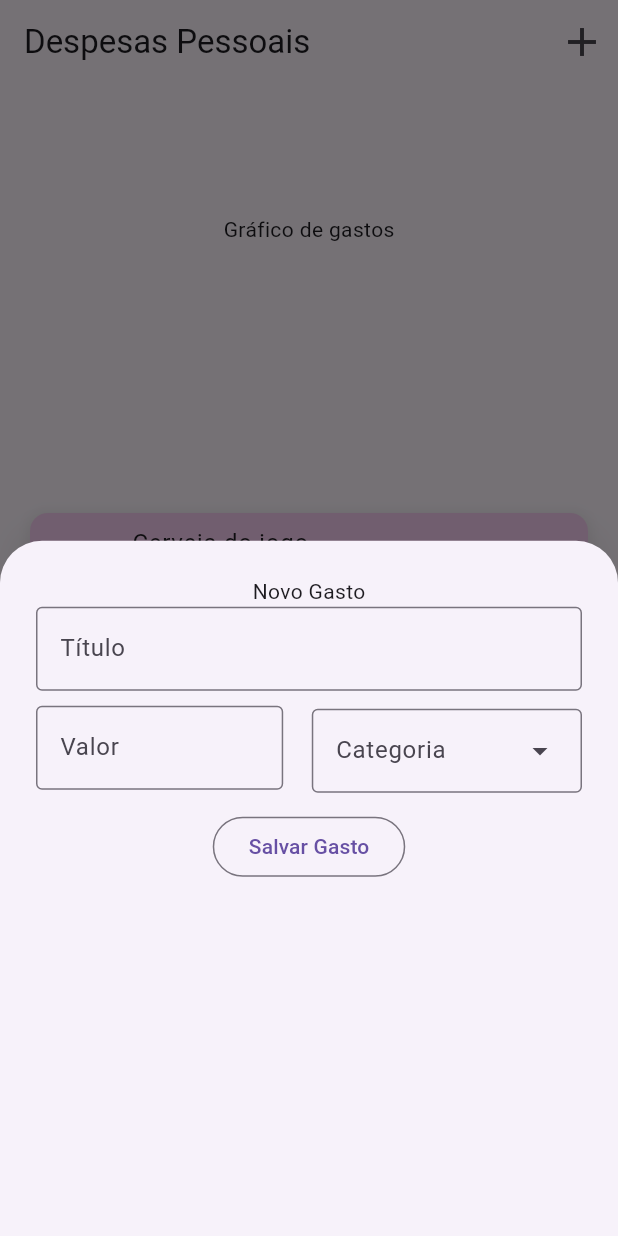
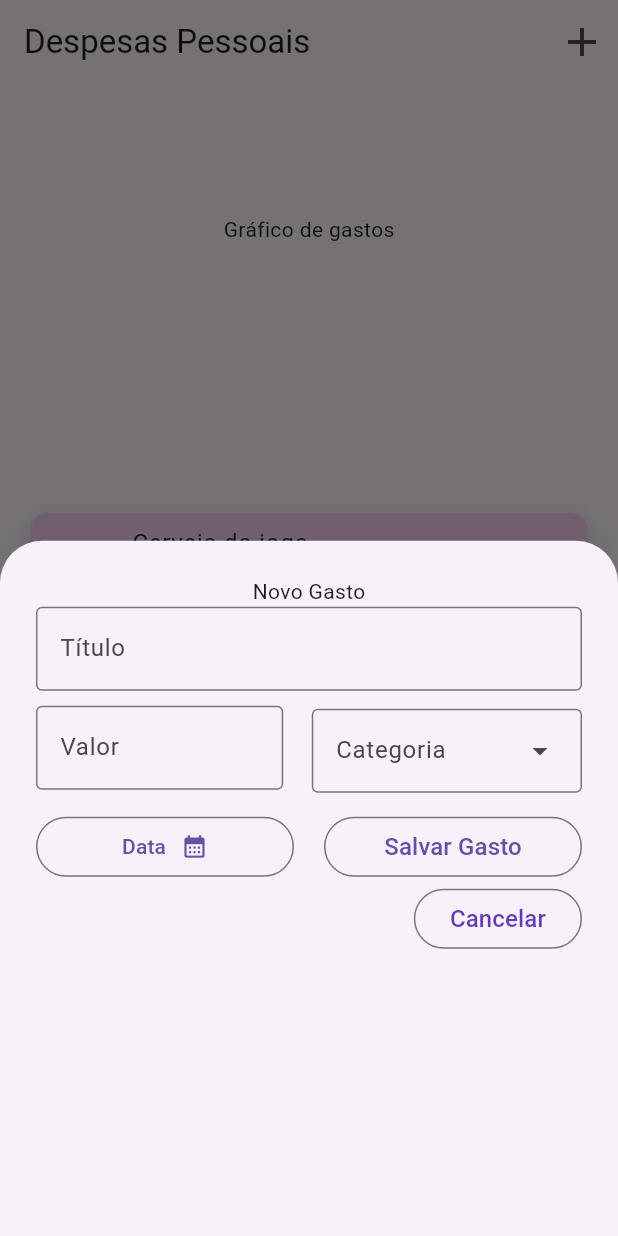
Before and after one commit to Gustaviusss/personal_expenses_app, a Flutter app: the screen it shows after launch, after a tap on the "delete" icon, after a tap on the "add" icon, on a phone screen of 412 x 824 dp. Run offline on Flutter 3.47's test engine with Material 2 defaults, Android fonts, the phone set to English and light mode, and no system bars.

Commit message:
finished modal and added swipe controller for better usability

```diff
--- a/lib/expenses.dart
+++ b/lib/expenses.dart
@@ -2,6 +2,8 @@ import 'package:flutter/material.dart';
 import 'package:personal_expenses_app/models/expense_model.dart';
 import 'package:personal_expenses_app/widgets/expenses_list_widget.dart';
 import 'package:personal_expenses_app/widgets/modal_expense_form_widget.dart';
+
+import 'swipeControllers/swipe_detector.dart';
 
 class Expenses extends StatefulWidget {
   const Expenses({super.key});
@@ -42,9 +44,12 @@ class _ExpensesState extends State<Expenses> {
           )
         ],
       ),
-      body: Center(
-        child:
-            Column(mainAxisAlignment: MainAxisAlignment.spaceAround, children: [
+      body: SwipeDetector(
+        onSwipeUp: _addExpenseModal,
+        child: Center(
+          child: Column(
+              mainAxisAlignment: MainAxisAlignment.spaceAround,
+              children: [
                 const Text('Gráfico de gastos'),
                 SizedBox(
                     height: 400,
@@ -72,6 +77,7 @@ class _ExpensesState extends State<Expenses> {
                           ))
               ]),
         ),
+      ),
     );
   }
 }
--- a/lib/main.dart
+++ b/lib/main.dart
@@ -1,11 +1,21 @@
 import 'package:flutter/material.dart';
 import 'package:personal_expenses_app/expenses.dart';
 import 'package:intl/date_symbol_data_local.dart';
+import 'package:flutter_localizations/flutter_localizations.dart';
 
 void main() {
   initializeDateFormatting('pt_BR', null).then((_) {
     runApp(
       MaterialApp(
+        localizationsDelegates: const <LocalizationsDelegate<Object>>[
+          GlobalMaterialLocalizations.delegate,
+          GlobalWidgetsLocalizations.delegate,
+        ],
+        supportedLocales: const <Locale>[
+          Locale('en', 'US'), // English
+          Locale('pt', 'BR'), // Hebrew
+          // ... other locales the app supports
+        ],
         theme: ThemeData(useMaterial3: true),
         // ThemeData(appBarTheme: const AppBarTheme(color: Colors.deepPurple)),
         home: const Expenses(),
--- a/lib/models/expense_model.dart
+++ b/lib/models/expense_model.dart
@@ -28,6 +28,6 @@ class ExpenseModel {
   final Category category;
 
   String get formattedDate {
-    return DateFormat('EEEE, dd/MM/yyyy', 'pt_BR').format(date).toUpperCase();
+    return DateFormat('EEEE, dd/MM/yyyy', 'pt_BR').format(date);
   }
 }
--- /dev/null
+++ b/lib/swipeControllers/swipe_detector.dart
@@ -0,0 +1,99 @@
+import 'package:flutter/material.dart';
+
+class SwipeDetector extends StatelessWidget {
+  static const double minMainDisplacement = 50;
+  static const double maxCrossRatio = 0.75;
+  static const double minVelocity = 300;
+
+  final Widget child;
+
+  final VoidCallback? onSwipeUp;
+  final VoidCallback? onSwipeDown;
+  final VoidCallback? onSwipeLeft;
+  final VoidCallback? onSwipeRight;
+
+  const SwipeDetector({
+    super.key,
+    required this.child,
+    this.onSwipeUp,
+    this.onSwipeDown,
+    this.onSwipeLeft,
+    this.onSwipeRight,
+  });
+
+  @override
+  Widget build(BuildContext context) {
+    DragStartDetails? panStartDetails;
+    DragUpdateDetails? panUpdateDetails;
+
+    return GestureDetector(
+      onTapDown: (_) => panUpdateDetails =
+          null, // This prevents two fingers quick taps from being detected as a swipe
+      behavior: HitTestBehavior
+          .opaque, // This allows swipe above other clickable widgets
+      child: child,
+      onPanStart: (startDetails) => panStartDetails = startDetails,
+      onPanUpdate: (updateDetails) => panUpdateDetails = updateDetails,
+      onPanEnd: (endDetails) {
+        if (panStartDetails == null || panUpdateDetails == null) return;
+
+        double dx = panUpdateDetails!.globalPosition.dx -
+            panStartDetails!.globalPosition.dx;
+        double dy = panUpdateDetails!.globalPosition.dy -
+            panStartDetails!.globalPosition.dy;
+
+        int panDurationMiliseconds =
+            panUpdateDetails!.sourceTimeStamp!.inMilliseconds -
+                panStartDetails!.sourceTimeStamp!.inMilliseconds;
+
+        double mainDis, crossDis, mainVel;
+        bool isHorizontalMainAxis = dx.abs() > dy.abs();
+
+        if (isHorizontalMainAxis) {
+          mainDis = dx.abs();
+          crossDis = dy.abs();
+        } else {
+          mainDis = dy.abs();
+          crossDis = dx.abs();
+        }
+
+        mainVel = 1000 * mainDis / panDurationMiliseconds;
+
+        // if (mainDis < minMainDisplacement) return;
+        // if (crossDis > maxCrossRatio * mainDis) return;
+        // if (mainVel < minVelocity) return;
+
+        if (mainDis < minMainDisplacement) {
+          debugPrint(
+              "SWIPE DEBUG | Displacement too short. Real: $mainDis - Min: $minMainDisplacement");
+          return;
+        }
+        if (crossDis > maxCrossRatio * mainDis) {
+          debugPrint(
+              "SWIPE DEBUG | Cross axis displacemnt bigger than limit. Real: $crossDis - Limit: ${mainDis * maxCrossRatio}");
+          return;
+        }
+        if (mainVel < minVelocity) {
+          debugPrint(
+              "SWIPE DEBUG | Swipe velocity too slow. Real: $mainVel - Min: $minVelocity");
+          return;
+        }
+
+        // dy < 0 => UP -- dx > 0 => RIGHT
+        if (isHorizontalMainAxis) {
+          if (dx > 0) {
+            onSwipeRight?.call();
+          } else {
+            onSwipeLeft?.call();
+          }
+        } else {
+          if (dy < 0) {
+            onSwipeUp?.call();
+          } else {
+            onSwipeDown?.call();
+          }
+        }
+      },
+    );
+  }
+}
--- a/lib/widgets/modal_expense_form_widget.dart
+++ b/lib/widgets/modal_expense_form_widget.dart
@@ -9,12 +9,31 @@ class ModalExpenseForm extends StatefulWidget {
 }
 
 class _ModalExpenseFormState extends State<ModalExpenseForm> {
-  var _expenseTitleController = TextEditingController();
+  final _expenseTitleController = TextEditingController();
+  final _expenseValueController = TextEditingController();
+  DateTime? selectedDate;
 
   @override
   void dispose() {
     _expenseTitleController.dispose();
+    _expenseValueController.dispose();
     super.dispose();
+  }
+
+  void _presentDatePicker() {
+    final today = DateTime.now();
+    final firstDay = DateTime(today.year, today.month - 1, today.day);
+    showDatePicker(
+            locale: const Locale('pt', 'BR'),
+            context: context,
+            initialDate: today,
+            firstDate: firstDay,
+            lastDate: today)
+        .then((value) {
+      setState(() {
+        selectedDate = value;
+      });
+    });
   }
 
   @override
@@ -41,9 +60,12 @@ class _ModalExpenseFormState extends State<ModalExpenseForm> {
                   SizedBox(
                     height: 60,
                     width: MediaQuery.of(context).size.width / 2.5,
-                    child: const TextField(
-                      decoration: InputDecoration(
-                          label: Text('Valor'), border: OutlineInputBorder()),
+                    child: TextField(
+                      controller: _expenseValueController,
+                      decoration: const InputDecoration(
+                          prefixText: 'R\$ ',
+                          label: Text('Valor'),
+                          border: OutlineInputBorder()),
                       keyboardType: TextInputType.number,
                     ),
                   ),
@@ -70,10 +92,57 @@ class _ModalExpenseFormState extends State<ModalExpenseForm> {
                 ],
               ),
             ),
-            OutlinedButton(
-              onPressed: () {},
-              child: Text('Salvar Gasto'),
-            )
+            Row(
+              mainAxisAlignment: MainAxisAlignment.spaceAround,
+              children: [
+                Expanded(
+                    flex: 2,
+                    child: OutlinedButton(
+                      onPressed: _presentDatePicker,
+                      child: Row(
+                          mainAxisAlignment: MainAxisAlignment.center,
+                          children: [
+                            Text(selectedDate == null
+                                ? "Data"
+                                : '${selectedDate?.day}/${selectedDate?.month}/${selectedDate?.year}'),
+                            SizedBox(
+                              width: 10,
+                            ),
+                            Icon(Icons.calendar_month)
+                          ]),
+                    )),
+                const SizedBox(
+                  width: 20,
+                ),
+                Expanded(
+                  flex: 2,
+                  child: OutlinedButton(
+                    onPressed: () {},
+                    child: const Text(
+                      'Salvar Gasto',
+                      style: TextStyle(fontSize: 16),
+                    ),
+                  ),
+                ),
+              ],
+            ),
+            Row(
+              mainAxisAlignment: MainAxisAlignment.end,
+              children: [
+                OutlinedButton(
+                  onPressed: () {
+                    Navigator.pop(context);
+                  },
+                  child: const Text(
+                    'Cancelar',
+                    style: TextStyle(
+                      fontSize: 16,
+                      color: Colors.deepPurple,
+                    ),
+                  ),
+                ),
+              ],
+            ),
           ]),
         )
       ]),
--- a/pubspec.yaml
+++ b/pubspec.yaml
@@ -30,12 +30,14 @@ environment:
 dependencies:
   flutter:
     sdk: flutter
+  flutter_localizations:
+    sdk: flutter
 
   # The following adds the Cupertino Icons font to your application.
   # Use with the CupertinoIcons class for iOS style icons.
   cupertino_icons: ^1.0.2
   uuid: ^3.0.7
-  intl: ^0.18.1
+  intl: ^0.18.0
 
 dev_dependencies:
   flutter_test:
```
Also changed, not shown: pubspec.lock. Lines whose indentation alone changed are shown as unchanged.
